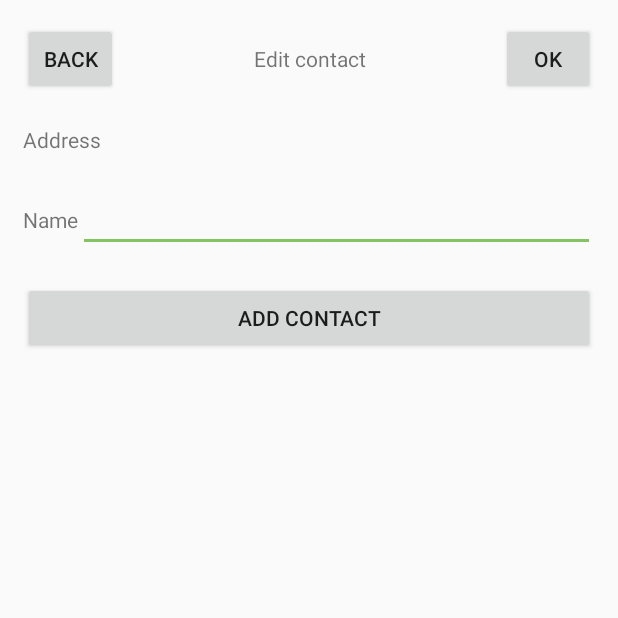
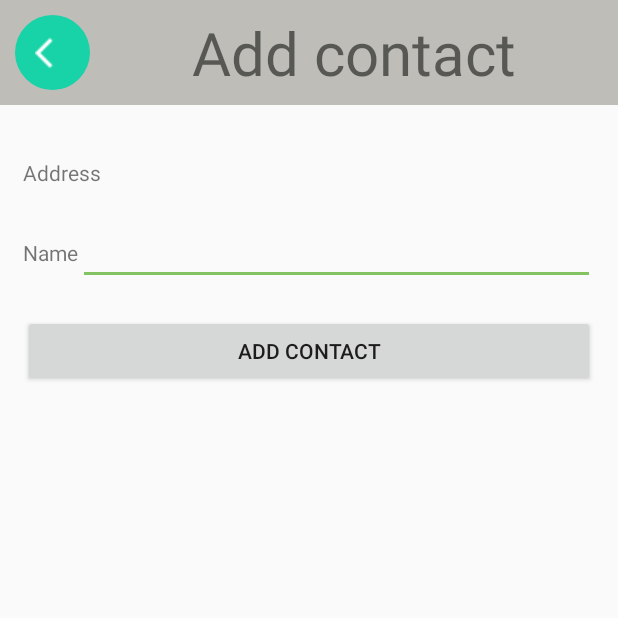
Before and after one commit to BeechatNetworkSystemsLtd/BeechatNetwork-Android, an Android app: the AddContactScreen screen opened directly, with no data from a screen before it, on a phone screen of 412 x 824 dp, the top half of it. Run offline under Robolectric (Android 15) with nearby library versions, the phone set to English and light mode, and no system bars.

Commit message:
add-contact-screen-changes - Updated the Add Contact Screen UI.

```diff
--- a/BeechatNetwork/app/src/main/AndroidManifest.xml
+++ b/BeechatNetwork/app/src/main/AndroidManifest.xml
@@ -21,7 +21,7 @@
         <activity android:name="com.beechat.network.WelcomeScreen"></activity>
         <activity android:name="com.beechat.network.MainScreen"></activity>
         <activity android:name="com.beechat.network.ChatScreen"></activity>
-        <activity android:name="com.beechat.network.EditContactScreen"></activity>
+        <activity android:name="com.beechat.network.AddContactScreen"></activity>
         <activity android:name="com.beechat.network.DataScreen"></activity>
 
 
--- a/BeechatNetwork/app/src/main/java/com/beechat/network/EditContactScreen.java
+++ b/BeechatNetwork/app/src/main/java/com/beechat/network/AddContactScreen.java
@@ -5,23 +5,25 @@ import android.support.v7.app.AppCompatActivity;
 import android.view.View;
 import android.widget.Button;
 import android.widget.EditText;
+import android.widget.ImageButton;
 import android.widget.TextView;
 
 /***
  *  --- EditContactScreen ----
  *  The class is responsible for the adding and editing contacts.
  ***/
-public class EditContactScreen extends AppCompatActivity {
+public class AddContactScreen extends AppCompatActivity {
 
     private static String selectedDevice = null;
 
     TextView addressTextView;
     EditText nameEditText;
-    Button backButton, addContactButton, okButton;
+    Button addContactButton;
+    ImageButton backButton;
     @Override
     protected void onCreate(Bundle savedInstanceState) {
         super.onCreate(savedInstanceState);
-        setContentView(R.layout.edit_contact_screen);
+        setContentView(R.layout.add_contact_screen);
 
         addressTextView = (TextView)findViewById(R.id.addressTextView);
         nameEditText = (EditText) findViewById(R.id.nameEditText);
@@ -32,19 +34,12 @@ public class EditContactScreen extends AppCompatActivity {
             addressTextView.setText("Address " + selectedDevice);
         }
 
-        backButton = (Button)findViewById(R.id.backButton);
+        backButton = (ImageButton)findViewById(R.id.backButton);
         backButton.setOnClickListener(new View.OnClickListener() {
             public void onClick(View v) {
                 finish();
             }
         });
-
-        okButton = (Button)findViewById(R.id.okButton);
-        okButton.setOnClickListener(new View.OnClickListener() {
-            public void onClick(View v) {
-            }
-        });
-
 
         addContactButton = (Button)findViewById(R.id.addContactButton);
         addContactButton.setOnClickListener(new View.OnClickListener() {
--- a/BeechatNetwork/app/src/main/java/com/beechat/network/NearbyDevicesScreen.java
+++ b/BeechatNetwork/app/src/main/java/com/beechat/network/NearbyDevicesScreen.java
@@ -1,40 +1,27 @@
 package com.beechat.network;
-
-import static android.support.v4.content.ContextCompat.getSystemService;
 
 import android.Manifest;
 import android.app.ProgressDialog;
 import android.content.Context;
 import android.content.Intent;
 import android.content.pm.PackageManager;
-import android.database.DataSetObserver;
-import android.graphics.Color;
-import android.graphics.Paint;
 import android.graphics.Typeface;
-import android.graphics.drawable.ShapeDrawable;
-import android.graphics.drawable.shapes.RectShape;
 import android.os.Build;
 import android.os.Bundle;
 import android.os.Environment;
-import android.os.SystemClock;
 import android.support.annotation.NonNull;
 import android.support.annotation.Nullable;
 import android.support.v4.app.ActivityCompat;
 import android.support.v4.content.ContextCompat;
 import android.support.v7.app.AlertDialog;
 import android.text.Editable;
-import android.view.Gravity;
-import android.view.MotionEvent;
 import android.view.View;
 import android.view.ViewGroup;
-import android.view.WindowManager;
 import android.widget.AdapterView;
 import android.widget.ArrayAdapter;
-import android.widget.Button;
 import android.widget.ImageButton;
 import android.widget.LinearLayout;
 import android.widget.ListView;
-import android.widget.PopupWindow;
 import android.widget.TextView;
 
 import com.digi.xbee.api.DigiMeshNetwork;
@@ -124,7 +111,7 @@ public class NearbyDevicesScreen extends Fragment {
 
                 if (xbee_names.isEmpty()) {
                     System.out.println("Account receiverId " + receiverId + " not exist!");
-                    Intent intent = new Intent(getActivity(), EditContactScreen.class);
+                    Intent intent = new Intent(getActivity(), AddContactScreen.class);
                     intent.putExtra("key", receiverId);
                     startActivity(intent);
                 } else {
@@ -133,7 +120,7 @@ public class NearbyDevicesScreen extends Fragment {
                         connectToDevice(selectedDevice);
                     } else {
                         System.out.println("Account receiverId " + receiverId + " not exist!");
-                        Intent intent = new Intent(getActivity(), EditContactScreen.class);
+                        Intent intent = new Intent(getActivity(), AddContactScreen.class);
                         intent.putExtra("key", receiverId);
                         startActivity(intent);
                     }
--- /dev/null
+++ b/BeechatNetwork/app/src/main/res/layout/add_contact_screen.xml
@@ -0,0 +1,84 @@
+<?xml version="1.0" encoding="utf-8"?>
+<android.support.constraint.ConstraintLayout xmlns:android="http://schemas.android.com/apk/res/android"
+    xmlns:tools="http://schemas.android.com/tools"
+    android:layout_width="match_parent"
+    android:layout_height="match_parent"
+    tools:context=".AddContactScreen">
+
+
+    <LinearLayout
+        android:layout_width="match_parent"
+        android:layout_height="match_parent"
+        android:orientation="vertical">
+        <LinearLayout
+            android:layout_width="match_parent"
+            android:layout_height="70dp"
+            android:layout_marginBottom="20dp"
+            android:orientation="horizontal"
+            android:gravity="center"
+            android:background="@color/grey">
+            <ImageButton
+                android:id="@+id/backButton"
+                android:layout_width="50dp"
+                android:layout_height="50dp"
+                android:scaleType="centerInside"
+                android:src="@drawable/back_button"
+                android:tint="@color/colorAccent"
+                android:background="@drawable/round_button"
+                android:layout_marginLeft="10dp" />
+
+            <TextView
+                android:id="@+id/labelTextView"
+                android:text= "Add contact"
+                android:layout_width="match_parent"
+                android:layout_height="wrap_content"
+                android:gravity="center"
+                android:textSize="40dp"/>
+
+        </LinearLayout>
+
+        <LinearLayout
+            android:layout_width="match_parent"
+            android:layout_height="wrap_content"
+            android:orientation="vertical"
+            android:padding="15dp">
+            <LinearLayout
+                android:layout_width="match_parent"
+                android:layout_height="wrap_content"
+                android:layout_marginBottom="20dp"
+                android:orientation="horizontal">
+                <TextView
+                    android:id="@+id/addressTextView"
+                    android:layout_width="match_parent"
+                    android:layout_height="wrap_content"
+                    android:text= "Address"/>
+            </LinearLayout>
+            <LinearLayout
+                android:layout_width="match_parent"
+                android:layout_height="wrap_content"
+                android:layout_marginBottom="20dp"
+                android:orientation="horizontal">
+                <TextView
+                    android:id="@+id/labelNameTextView"
+                    android:layout_width="wrap_content"
+                    android:layout_height="wrap_content"
+                    android:text= "Name"/>
+                <EditText
+                    android:id="@+id/nameEditText"
+                    android:layout_width="match_parent"
+                    android:layout_height="wrap_content" />
+            </LinearLayout>
+
+            <Button
+                android:id="@+id/addContactButton"
+                android:layout_width="match_parent"
+                android:layout_height="wrap_content"
+                android:text= "Add contact"/>
+        </LinearLayout>
+
+
+
+
+
+    </LinearLayout>
+</android.support.constraint.ConstraintLayout>
--- a/BeechatNetwork/app/src/main/res/layout/edit_contact_screen.xml
+++ /dev/null
@@ -1,76 +0,0 @@
-<?xml version="1.0" encoding="utf-8"?>
-<android.support.constraint.ConstraintLayout xmlns:android="http://schemas.android.com/apk/res/android"
-    xmlns:tools="http://schemas.android.com/tools"
-    android:layout_width="match_parent"
-    android:layout_height="match_parent"
-    tools:context=".EditContactScreen">
-
-
-    <LinearLayout
-        android:layout_width="match_parent"
-        android:layout_height="match_parent"
-        android:orientation="vertical"
-        android:padding="15dp">
-        <LinearLayout
-            android:layout_width="match_parent"
-            android:layout_height="wrap_content"
-            android:layout_marginBottom="20dp"
-            android:orientation="horizontal">
-            <Button
-                android:id="@+id/backButton"
-                android:layout_width="wrap_content"
-                android:layout_height="wrap_content"
-                android:text="Back"
-                android:layout_weight="1"/>
-            <TextView
-                android:id="@+id/labelTextView"
-                android:layout_width="fill_parent"
-                android:layout_height="wrap_content"
-                android:text= "Edit contact"
-                android:layout_weight="5"
-                android:gravity="center"/>
-            <Button
-                android:id="@+id/okButton"
-                android:layout_width="wrap_content"
-                android:layout_height="wrap_content"
-                android:text="OK"
-                android:layout_weight="1"/>
-        </LinearLayout>
-        <LinearLayout
-            android:layout_width="match_parent"
-            android:layout_height="wrap_content"
-            android:layout_marginBottom="20dp"
-            android:orientation="horizontal">
-            <TextView
-                android:id="@+id/addressTextView"
-                android:layout_width="match_parent"
-                android:layout_height="wrap_content"
-                android:text= "Address"/>
-        </LinearLayout>
-        <LinearLayout
-            android:layout_width="match_parent"
-            android:layout_height="wrap_content"
-            android:layout_marginBottom="20dp"
-            android:orientation="horizontal">
-            <TextView
-                android:id="@+id/labelNameTextView"
-                android:layout_width="wrap_content"
-                android:layout_height="wrap_content"
-                android:text= "Name"/>
-            <EditText
-                android:id="@+id/nameEditText"
-                android:layout_width="match_parent"
-                android:layout_height="wrap_content" />
-        </LinearLayout>
-
-        <Button
-            android:id="@+id/addContactButton"
-            android:layout_width="match_parent"
-            android:layout_height="wrap_content"
-            android:text= "Add contact"/>
-
-
-
-
-    </LinearLayout>
-</android.support.constraint.ConstraintLayout>
```
